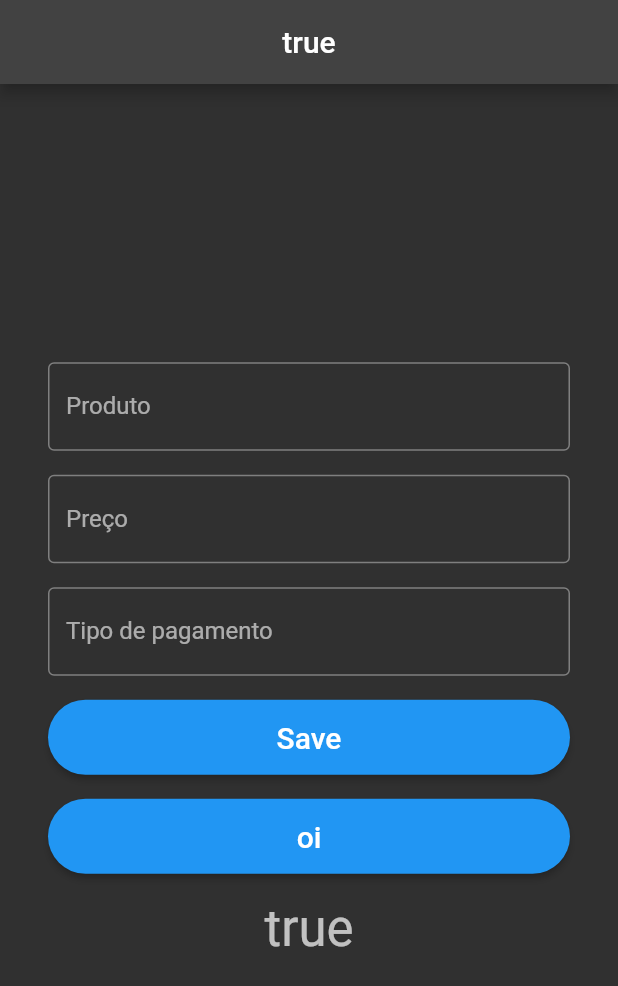
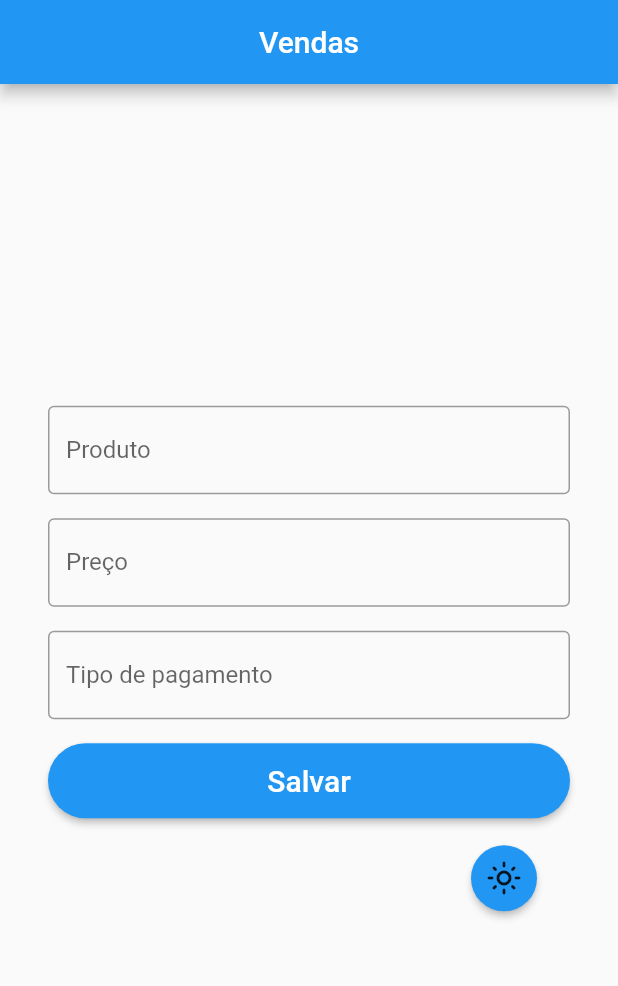
Before and after one commit to lucasfdelis/flutter-google-sheets, a Flutter app: the screen it shows after launch, on a phone screen of 412 x 824 dp. Shown: the top 986 px of the screen. Run offline on Flutter 3.47's test engine with Material 2 defaults, Android fonts, the phone set to English and light mode, and no system bars; our stand-ins replace flutter_mobx, mobx; missing offline and left inert: gsheets; generated files the repository leaves out were written again; key blocks and very long unbroken strings in the code were emptied for the run.

```diff
--- a/lib/main.dart
+++ b/lib/main.dart
@@ -1,10 +1,13 @@
 import 'package:flutter/material.dart';
 import 'package:flutter/services.dart';
 import 'package:flutter_application/api/sheets/sales_sheet_api.dart';
-import 'package:flutter_application/page/create_sheets_page.dart';
 import 'package:flutter_application/store/tema.store.dart';
+import 'package:flutter_application/widget/button_widget.dart';
 import 'package:flutter_mobx/flutter_mobx.dart';
 import 'package:provider/provider.dart';
+import 'package:flutter_application/model/user.dart';
+import 'package:flutter/material.dart';
+import 'package:flutter_application/widget/button_widget.dart';
 
 final store = TemaStore();
 
@@ -31,11 +34,156 @@ class MyApp extends StatelessWidget {
       child: Observer(
         builder: (_) => MaterialApp(
           debugShowCheckedModeBanner: false,
-          title: 'oi',
-          theme: ThemeData.dark(),
+          title: 'Vendas',
+          theme: store.clicado
+              ? ThemeData(
+                  primarySwatch: Colors.blue,
+                  brightness: Brightness.light,
+                )
+              : ThemeData(
+                  primarySwatch: Colors.red,
+                  brightness: Brightness.dark,
+                ),
           home: CreateSheetsPage(),
         ),
       ),
     );
   }
 }
+
+class CreateSheetsPage extends StatelessWidget {
+  @override
+  Widget build(BuildContext context) {
+    return Observer(
+      builder: (_) => Scaffold(
+        appBar: AppBar(
+          title: Text('Vendas'),
+          centerTitle: true,
+        ),
+        body: Container(
+          alignment: Alignment.center,
+          padding: EdgeInsets.all(32),
+          // color: store.clicado ? Colors.white : Colors.black12,
+          child: UserFormWidget(
+            onSavedUser: (user) async {
+              await UserSheetsApi.insert([user.toJson()]);
+            },
+          ),
+        ),
+      ),
+    );
+
+    // Future insertUsers() async {
+    //   await UserSheetsApi.insert();
+    // }
+  }
+}
+
+class UserFormWidget extends StatefulWidget {
+  final ValueChanged<User> onSavedUser;
+
+  const UserFormWidget({
+    Key? key,
+    required this.onSavedUser,
+  }) : super(key: key);
+  @override
+  _UserFormWidgetState createState() => _UserFormWidgetState();
+}
+
+class _UserFormWidgetState extends State<UserFormWidget> {
+  final formKey = GlobalKey<FormState>();
+  late TextEditingController controllerName;
+  late TextEditingController controllerPrice;
+  late TextEditingController controllerPay;
+
+  @override
+  void initState() {
+    super.initState();
+
+    initUser();
+  }
+
+  void initUser() {
+    controllerName = TextEditingController();
+    controllerPay = TextEditingController();
+    controllerPrice = TextEditingController();
+  }
+
+  @override
+  Widget build(BuildContext context) {
+    return Form(
+      key: formKey,
+      child: Observer(
+        builder: (_) => Column(
+          mainAxisSize: MainAxisSize.min,
+          children: [
+            TextFormField(
+              controller: controllerName,
+              decoration: InputDecoration(
+                labelText: 'Produto',
+                border: OutlineInputBorder(),
+              ),
+              validator: (value) => value != null && value.isEmpty
+                  ? 'Escreva o nome do produto'
+                  : null,
+            ),
+            const SizedBox(height: 16),
+            TextFormField(
+              controller: controllerPrice,
+              decoration: InputDecoration(
+                labelText: 'Preço',
+                border: OutlineInputBorder(),
+              ),
+              validator: (value) => value != null && value.isEmpty
+                  ? 'Escreva o preço do produto'
+                  : null,
+            ),
+            const SizedBox(height: 16),
+            TextFormField(
+              controller: controllerPay,
+              decoration: InputDecoration(
+                labelText: 'Tipo de pagamento',
+                border: OutlineInputBorder(),
+              ),
+              validator: (value) => value != null && value.isEmpty
+                  ? 'Escreva a forma de pagamento do produto'
+                  : null,
+            ),
+            const SizedBox(height: 16),
+            ButtonWidget(
+              text: 'Salvar',
+              onClicked: () {
+                final form = formKey.currentState!;
+                final isValid = form.validate();
+
+                if (isValid) {
+                  final user = User(
+                    produto: controllerName.text,
+                    preco: controllerPrice.text,
+                    pagamento: controllerPay.text,
+                  );
+                  widget.onSavedUser(user);
+                }
+              },
+            ),
+            const SizedBox(height: 16),
+            Align(
+              alignment: Alignment.bottomRight,
+              child: MaterialButton(
+                color: store.clicado ? Colors.blue : Colors.red,
+                shape: CircleBorder(),
+                onPressed: store.clique,
+                child: Padding(
+                  padding: const EdgeInsets.all(10),
+                  child: Icon(store.clicado
+                      ? Icons.light_mode_outlined
+                      : Icons.mode_night_outlined),
+                ),
+              ),
+            ),
+          ],
+        ),
+      ),
+    );
+  }
+}
--- a/lib/page/create_sheets_page.dart
+++ /dev/null
@@ -1,38 +0,0 @@
-import 'package:flutter_application/api/sheets/sales_sheet_api.dart';
-import 'package:flutter_application/model/user.dart';
-import 'package:flutter_application/store/tema.store.dart';
-import 'package:flutter_application/widget/button_widget.dart';
-import 'package:flutter/material.dart';
-import 'package:flutter_application/main.dart';
-import 'package:flutter_application/widget/user_form_widget.dart';
-import 'package:flutter_mobx/flutter_mobx.dart';
-import 'package:provider/provider.dart';
-
-class CreateSheetsPage extends StatelessWidget {
-  @override
-  Widget build(BuildContext context) {
-    final store = Provider.of<TemaStore>(context);
-    return Observer(
-      builder: (_) => Scaffold(
-        appBar: AppBar(
-          title: Text('${store.clicado}'),
-          centerTitle: true,
-        ),
-        body: Container(
-          alignment: Alignment.center,
-          padding: EdgeInsets.all(32),
-          // color: store.clicado ? Colors.white : Colors.black12,
-          child: UserFormWidget(
-            onSavedUser: (user) async {
-              await UserSheetsApi.insert([user.toJson()]);
-            },
-          ),
-        ),
-      ),
-    );
-
-    // Future insertUsers() async {
-    //   await UserSheetsApi.insert();
-    // }
-  }
-}
--- a/lib/widget/user_form_widget.dart
+++ /dev/null
@@ -1,111 +0,0 @@
-import 'package:flutter/material.dart';
-import 'package:flutter_application/model/user.dart';
-import 'package:flutter_mobx/flutter_mobx.dart';
-import 'package:flutter_application/store/tema.store.dart';
-import 'package:provider/provider.dart';
-import 'button_widget.dart';
-
-class UserFormWidget extends StatefulWidget {
-  final ValueChanged<User> onSavedUser;
-
-  const UserFormWidget({
-    Key? key,
-    required this.onSavedUser,
-  }) : super(key: key);
-  @override
-  _UserFormWidgetState createState() => _UserFormWidgetState();
-}
-
-class _UserFormWidgetState extends State<UserFormWidget> {
-  final formKey = GlobalKey<FormState>();
-  late TextEditingController controllerName;
-  late TextEditingController controllerPrice;
-  late TextEditingController controllerPay;
-
-  @override
-  void initState() {
-    super.initState();
-
-    initUser();
-  }
-
-  void initUser() {
-    controllerName = TextEditingController();
-    controllerPay = TextEditingController();
-    controllerPrice = TextEditingController();
-  }
-
-  @override
-  Widget build(BuildContext context) {
-    final store = Provider.of<TemaStore>(context);
-    return Form(
-      key: formKey,
-      child: Observer(
-        builder: (_) => Column(
-          mainAxisSize: MainAxisSize.min,
-          children: [
-            TextFormField(
-              controller: controllerName,
-              decoration: InputDecoration(
-                labelText: 'Produto',
-                border: OutlineInputBorder(),
-              ),
-              validator: (value) => value != null && value.isEmpty
-                  ? 'Escreva o nome do produto'
-                  : null,
-            ),
-            const SizedBox(height: 16),
-            TextFormField(
-              controller: controllerPrice,
-              decoration: InputDecoration(
-                labelText: 'Preço',
-                border: OutlineInputBorder(),
-              ),
-              validator: (value) => value != null && value.isEmpty
-                  ? 'Escreva o preço do produto'
-                  : null,
-            ),
-            const SizedBox(height: 16),
-            TextFormField(
-              controller: controllerPay,
-              decoration: InputDecoration(
-                labelText: 'Tipo de pagamento',
-                border: OutlineInputBorder(),
-              ),
-              validator: (value) => value != null && value.isEmpty
-                  ? 'Escreva a forma de pagamento do produto'
-                  : null,
-            ),
-            const SizedBox(height: 16),
-            ButtonWidget(
-              text: 'Save',
-              onClicked: () {
-                final form = formKey.currentState!;
-                final isValid = form.validate();
-
-                if (isValid) {
-                  final user = User(
-                    produto: controllerName.text,
-                    preco: controllerPrice.text,
-                    pagamento: controllerPay.text,
-                  );
-                  widget.onSavedUser(user);
-                }
-              },
-            ),
-            const SizedBox(height: 16),
-            ButtonWidget(
-              text: 'oi',
-              onClicked: store.clique,
-            ),
-            const SizedBox(height: 16),
-            Text(
-              '${store.clicado}',
-              style: Theme.of(context).textTheme.headline4,
-            ),
-          ],
-        ),
-      ),
-    );
-  }
-}
```
